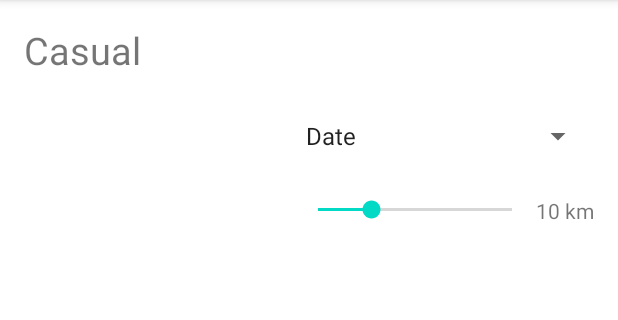
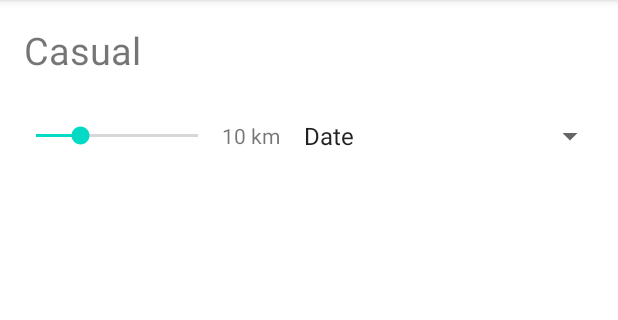
Before and after one commit to SupreetSinghDhillon/Hanger, an Android app: the screen it shows after launch once a user with an empty profile is signed in (ListingsActivity), after a tap on "Casual", on a phone screen of 412 x 824 dp, the part 84-404 px from its top. Run offline under Robolectric (Android 15) with nearby library versions, the phone set to English and light mode, and no system bars; our stand-ins replace Firebase (no records; nobody signed in at launch, a user with empty details on screens opened directly); libraries missing offline, so code that uses them is left out: com.google.maps.android; Roboto replaces fonts that are not available here.

Commit message:
Layout improvements
hide certain buttons during viewing, layout location improvements, etc.

```diff
--- a/app/src/main/java/com/example/hanger/EditMyListingActivity.kt
+++ b/app/src/main/java/com/example/hanger/EditMyListingActivity.kt
@@ -57,6 +57,7 @@ class EditMyListingActivity : AppCompatActivity() {
     private lateinit var btnCancelEditListing: Button
     private lateinit var btnDeleteListing: Button
     private lateinit var btnUpdateListingPicture: Button
+    private lateinit var btnUpdateLocation: Button
 
     private var isEditing: Boolean = false
 
@@ -101,6 +102,7 @@ class EditMyListingActivity : AppCompatActivity() {
         btnCancelEditListing = findViewById(R.id.buttonCancelEditListing)
         btnDeleteListing = findViewById(R.id.buttonDeleteListing)
         btnUpdateListingPicture = findViewById(R.id.buttonUpdateListingPicture)
+        btnUpdateLocation = findViewById(R.id.buttonSelectLocation)
 
         UserAddListingActivity().createStatesAbb(states)
         val tempImgFile = File(getExternalFilesDir(null), "temp_image.jpg")
@@ -123,6 +125,7 @@ class EditMyListingActivity : AppCompatActivity() {
             btnUpdateListing.visibility = View.INVISIBLE
             btnCancelEditListing.visibility = View.INVISIBLE
             btnDeleteListing.visibility = View.INVISIBLE
+            btnUpdateLocation.visibility = View.INVISIBLE
         } else {
             itemName.isEnabled = true
             itemPrice.isEnabled = true
@@ -138,6 +141,7 @@ class EditMyListingActivity : AppCompatActivity() {
             btnUpdateListing.visibility = View.VISIBLE
             btnCancelEditListing.visibility = View.VISIBLE
             btnDeleteListing.visibility = View.VISIBLE
+            btnUpdateLocation.visibility = View.VISIBLE
         }
 
         setOriginalValuesToFields()
--- a/app/src/main/res/layout/activity_listings.xml
+++ b/app/src/main/res/layout/activity_listings.xml
@@ -26,42 +26,47 @@
                 android:textSize="25sp"
                 />
 
-            <Spinner
-                android:id="@+id/spinnerFilters"
+            <LinearLayout
+                android:id="@+id/filterLayout"
                 android:layout_width="match_parent"
                 android:layout_height="wrap_content"
-                android:layout_below="@+id/textViewListings"
-                android:layout_marginStart="196dp"
+                android:orientation="horizontal"
+                android:layout_below="@id/textViewListings"
                 android:layout_marginTop="16dp"
-                android:layout_marginEnd="16dp"
-                android:minHeight="48dp"
-                android:tooltipText="Filters..." />
-
+                android:layout_marginHorizontal="8dp">
                 <SeekBar
                     android:id="@+id/seekBarLocation"
-                android:layout_width="match_parent"
+                    android:layout_width="140dp"
                     android:layout_height="wrap_content"
-                android:layout_marginStart="196dp"
-                android:layout_marginTop="16dp"
-                android:layout_below="@+id/spinnerFilters"
-                android:layout_toStartOf="@id/textViewDistance"
                     android:max="55"
                     android:progress="10"
-                android:min="0"/>
+                    android:min="0"
+                    android:layout_gravity="start|center_vertical"
+                    />
 
                 <TextView
                     android:id="@+id/textViewDistance"
                     android:layout_width="wrap_content"
                     android:layout_height="wrap_content"
                     android:text="10 km"
-                android:layout_alignTop="@id/seekBarLocation"
-                android:layout_alignEnd="@id/spinnerFilters" />
+                    android:layout_gravity="start|center_vertical"
+                    android:layout_marginEnd="8dp"
+                    />
+
+                <Spinner
+                    android:id="@+id/spinnerFilters"
+                    android:layout_width="match_parent"
+                    android:layout_height="wrap_content"
+                    android:minHeight="48dp"
+                    android:tooltipText="Filters..."
+                    android:layout_gravity="right"/>
+            </LinearLayout>
 
             <androidx.recyclerview.widget.RecyclerView
                 android:id="@+id/recyclerViewListings"
                 android:layout_width="match_parent"
                 android:layout_height="wrap_content"
-                android:layout_below="@+id/seekBarLocation"
+                android:layout_below="@+id/filterLayout"
                 android:layout_margin="16dp" />
 
 
```
Also changed, not shown: app/src/main/java/com/example/hanger/adapters/ListingAdapter.kt (+8 -8 lines), app/src/main/res/layout/listing_item_layout.xml (+1 -7 lines). Lines whose indentation alone changed are shown as unchanged.
